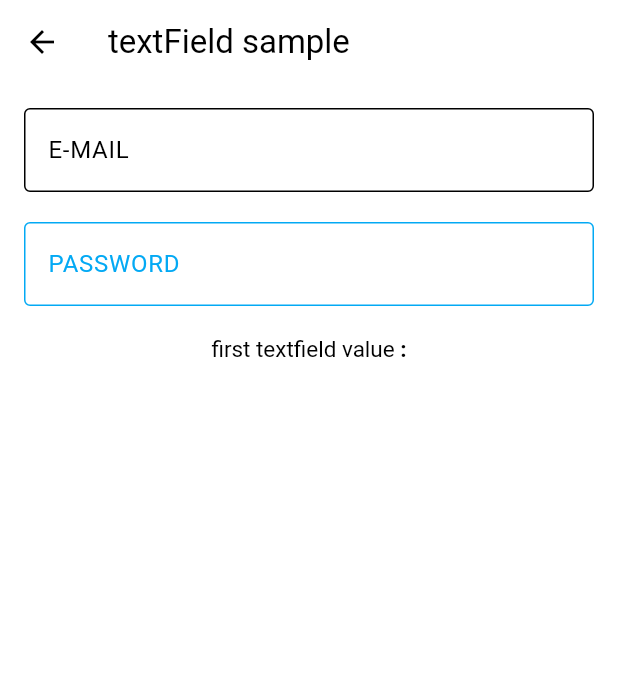
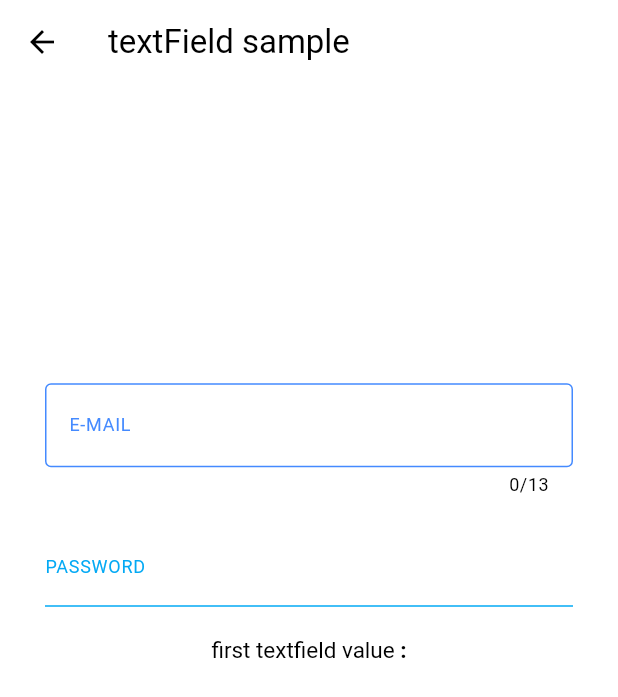
Before and after one commit to ecar1234/flutter_widget_test, a Flutter app: the screen it shows after launch, after a tap on "textField", on a phone screen of 412 x 824 dp. Shown: the top 697 px of the screen. Run offline on Flutter 3.47's test engine with Material 3 defaults, Android fonts, the phone set to English and light mode, and no system bars; our stand-ins replace gap, webview_flutter; missing offline and left inert: webview_flutter_android, webview_flutter_wkwebview.

Commit message:
textField test & made the button page

```diff
--- a/lib/main.dart
+++ b/lib/main.dart
@@ -1,6 +1,7 @@
 import 'package:flutter/material.dart';
 import 'package:gap/gap.dart';
 import 'package:gap/gap.dart';
+import 'package:widget_test/pages/button_test.dart';
 import 'package:widget_test/pages/layout/layout_sample.dart';
 import 'package:widget_test/pages/list_view.dart';
 import 'package:widget_test/pages/package_pages/package_test.dart';
@@ -120,6 +121,15 @@ class MainPage extends StatelessWidget {
                           },
                           child: const Text("Package test")
                       ),
+                      const Gap(20.0),
+                      ElevatedButton(
+                          onPressed: (){
+                            Navigator.of(context).push(
+                                MaterialPageRoute(builder: (context) => const ButtonTest())
+                            );
+                          },
+                          child: const Text("Button test")
+                      ),
                     ],
                   ),
                 ),
--- a/lib/pages/textfield.dart
+++ b/lib/pages/textfield.dart
@@ -12,9 +12,7 @@ class _TextFieldTestState extends State<TextFieldTest> {
   final TextEditingController _controller = TextEditingController();
   String textValue = "";
   final Key _formKey = GlobalKey();
-  void _onChangedText(){
-    textValue = _controller.value as String;
-  }
+
   @override
   void initState() {
     // TODO: implement initState
@@ -23,31 +21,36 @@ class _TextFieldTestState extends State<TextFieldTest> {
       // _controller.selection = TextSelection(baseOffset: 0, extentOffset: 5);
       _controller.text = _controller.text.toUpperCase();
     });
+  }
 
-  }
   @override
   Widget build(BuildContext context) {
     return Scaffold(
       appBar: AppBar(
         title: const Text("textField sample"),
       ),
-      body: SingleChildScrollView(
+      body: Center(
         child: Padding(
-          padding: const EdgeInsets.all(16.0),
+          padding: const EdgeInsets.all(30.0),
+          child: SingleChildScrollView(
             child: Column(
               children: <Widget>[
                 TextField(
                   controller: _controller,
+                  cursorColor: Colors.blueAccent,
+                  maxLength: 13,
                   decoration: const InputDecoration(
                       labelText: 'E-MAIL',
+                      labelStyle:
+                          TextStyle(color: Colors.blueAccent, fontSize: 12),
                       border: OutlineInputBorder(
-                    borderSide: BorderSide(
-                      color: Colors.deepOrangeAccent
-                    )
-                  ),
-                  focusColor: Colors.lightBlue,
-                ),
-                onChanged: (text){
+                          borderSide:
+                              BorderSide(color: Colors.deepOrangeAccent)),
+                      focusedBorder: OutlineInputBorder(
+                          borderSide: BorderSide(color: Colors.blueAccent)),
+                      enabledBorder: OutlineInputBorder(
+                          borderSide: BorderSide(color: Colors.blueAccent))),
+                  onChanged: (text) {
                     setState(() {
                       textValue = text;
                     });
@@ -61,21 +64,14 @@ class _TextFieldTestState extends State<TextFieldTest> {
                     cursorColor: Colors.deepOrangeAccent,
                     decoration: const InputDecoration(
                         labelText: 'PASSWORD',
-                    labelStyle: TextStyle(
-                      color: Colors.lightBlue
-                    ),
-                    enabledBorder: OutlineInputBorder(
-                      borderSide: BorderSide(
-                        color: Colors.lightBlue
-                      )
-                    ),
-                    focusedBorder:  OutlineInputBorder(
-                        borderSide: BorderSide(
-                            color: Colors.lightBlue
-                        )
-                    ),
-                    ),
-                  validator: (value){
+                        labelStyle:
+                            TextStyle(color: Colors.lightBlue, fontSize: 12),
+                        enabledBorder: UnderlineInputBorder(
+                            borderSide: BorderSide(color: Colors.lightBlue)),
+                        focusedBorder: OutlineInputBorder(
+                            borderSide: BorderSide(color: Colors.lightBlue)),
+                        focusColor: Colors.blueAccent),
+                    validator: (value) {
                       if (value == null || value.isEmpty) {
                         return '텍스트를 입력하세요';
                       }
@@ -90,17 +86,17 @@ class _TextFieldTestState extends State<TextFieldTest> {
                       text: TextSpan(
                         text: 'first textfield value ',
                         style: const TextStyle(
-                          fontSize: 15.0,
-                          color: Colors.black
-                      ),
+                            fontSize: 15.0, color: Colors.black),
                         children: <TextSpan>[
-                        const TextSpan(text: ':', style: TextStyle(fontWeight: FontWeight.bold)),
+                          const TextSpan(
+                              text: ':',
+                              style: TextStyle(fontWeight: FontWeight.bold)),
                           TextSpan(text: textValue),
                         ],
                       ),
-                  )
-              )
+                    ))
               ],
+            ),
           ),
         ),
       ),
```
Also changed, not shown: lib/pages/button_test.dart (added, +33 -0 lines). Lines whose indentation alone changed are shown as unchanged.
